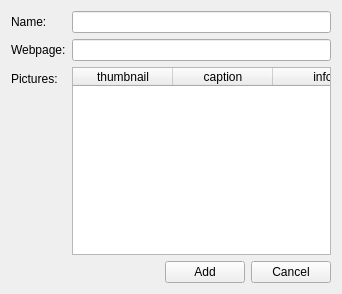
Before: the Qt Designer form qt/apps/configurator/forms/manufacturer_add.ui in Wolframe/qtClient, drawn with Qt 5.
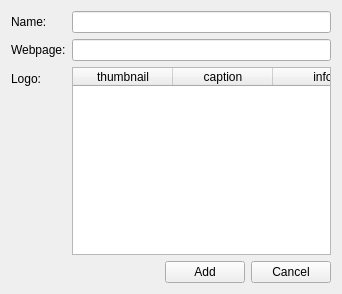
After: the same form once the commit is applied.

What changed in the file:
```diff
--- a/qt/apps/configurator/forms/manufacturer_add.ui
+++ b/qt/apps/configurator/forms/manufacturer_add.ui
@@ -44,7 +44,7 @@
    <item row="2" column="0">
     <widget class="QLabel" name="label_picture">
      <property name="text">
-      <string>Pictures:</string>
+      <string>Logo:</string>
      </property>
     </widget>
    </item>
```
